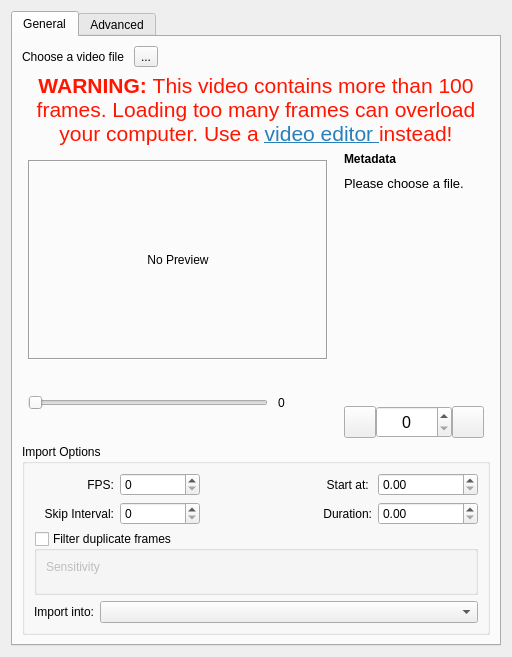
This is libs/ui/animation/VideoImportDialog.ui in KDE/krita as Qt 5 draws it before an edit. The edited form follows.
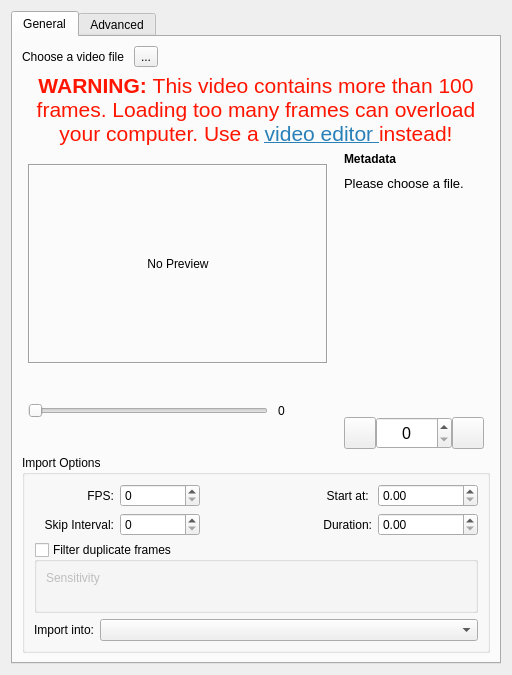
This is the edited form. Custom widgets are drawn as their Qt base class.

Commit message: VideoImport: Added tooltips to duplicate frame filter settings.

Diff of the .ui file:
```diff
--- a/libs/ui/animation/VideoImportDialog.ui
+++ b/libs/ui/animation/VideoImportDialog.ui
@@ -11,7 +11,7 @@
     <x>0</x>
     <y>0</y>
     <width>512</width>
-    <height>657</height>
+    <height>675</height>
    </rect>
   </property>
   <property name="sizePolicy">
```
Left out of the diff: 10 changed lines with no effect on the pictures.
